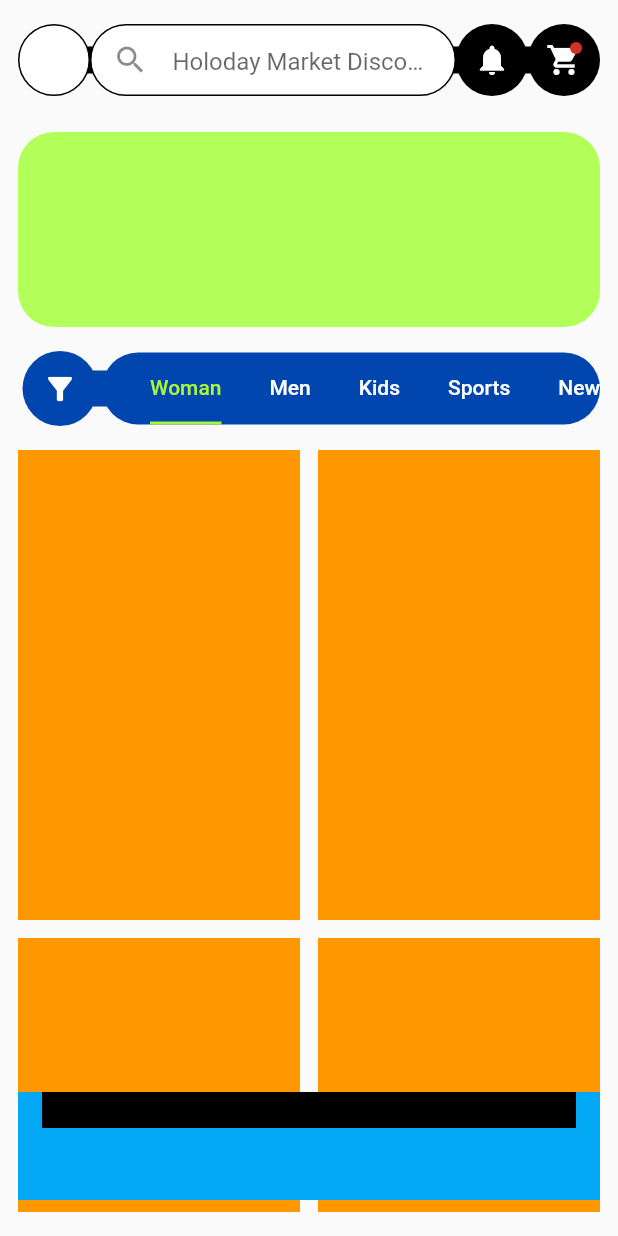
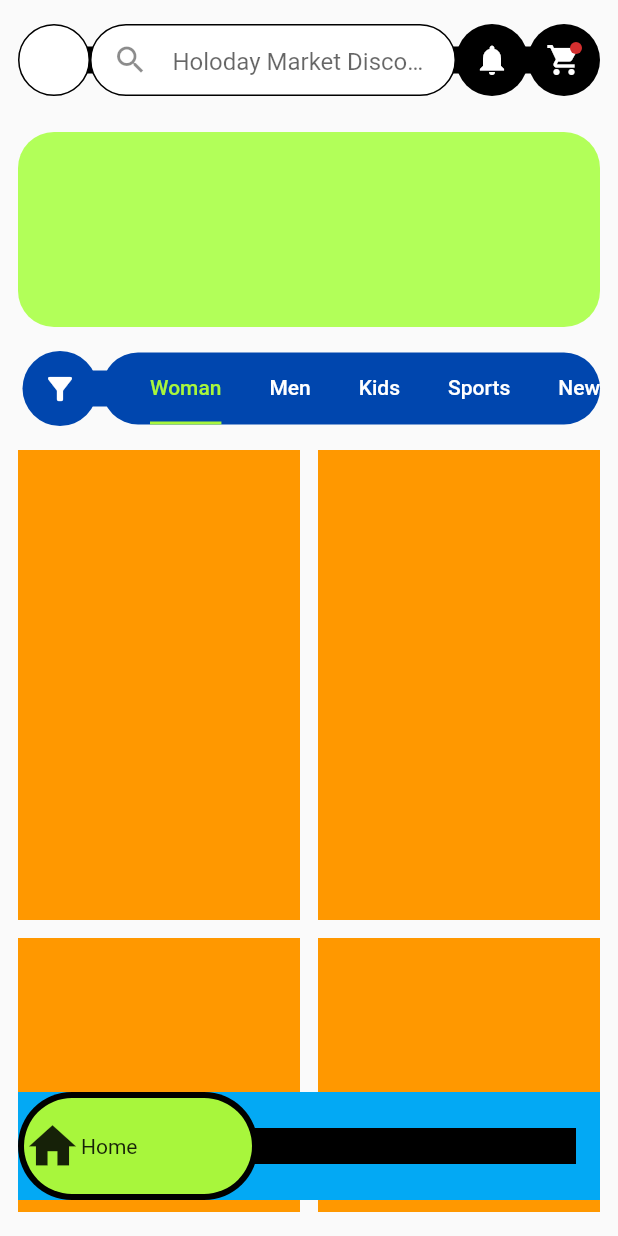
Before and after one commit to JAICHANGPARK/flutter_notebook_chapter_24, a Flutter app: the FashionECommerceMainPage screen opened directly, on a phone screen of 412 x 824 dp. Run offline on Flutter 3.47's test engine with Material 2 defaults, Android fonts, the phone set to English and light mode, and no system bars; our stand-ins replace flutter_riverpod, freezed_annotation, ionicons, percent_indicator; missing offline and left inert: crypto_font_icons; network calls fail.

Commit message:
Update fec_main_page.dart

```diff
--- a/lib/ep1368_fashion_e_commerce_app/view/fec_main_page.dart
+++ b/lib/ep1368_fashion_e_commerce_app/view/fec_main_page.dart
@@ -195,6 +195,8 @@ class _FashionECommerceMainPageState extends State<FashionECommerceMainPage> wit
                     Positioned(
                       left: 16,
                       right: 16,
+                      bottom: 0,
+                      top: 0,
                       child: Center(
                         child: Container(
                           color: Colors.black,
@@ -203,13 +205,42 @@ class _FashionECommerceMainPageState extends State<FashionECommerceMainPage> wit
                       ),
                     ),
                     Positioned(
-                        left: 0,
-                        right: 0,
-                        bottom: 0,
-                        top: 0,
-                        child: Row(
-                          children: [],
-                        ))
+                      left: 0,
+                      right: 0,
+                      bottom: 0,
+                      top: 0,
+                      child: Row(
+                        children: [
+                          Container(
+                            width: 160,
+                            decoration: BoxDecoration(
+                              color: Colors.black,
+                              borderRadius: BorderRadius.circular(64),
+                            ),
+                            padding: EdgeInsets.all(4),
+                            child: Container(
+                              decoration: BoxDecoration(
+                                color: Color.fromRGBO(168, 246, 60, 1),
+                                borderRadius: BorderRadius.circular(64),
+                              ),
+                              child: Center(
+                                child: Row(
+                                  children: [
+                                    Icon(
+                                      Icons.home,
+                                      size: 38,
+                                    ),
+                                    Text(
+                                      "Home",
+                                    )
+                                  ],
+                                ),
+                              ),
+                            ),
+                          )
+                        ],
+                      ),
+                    )
                   ],
                 ),
               ),
```
